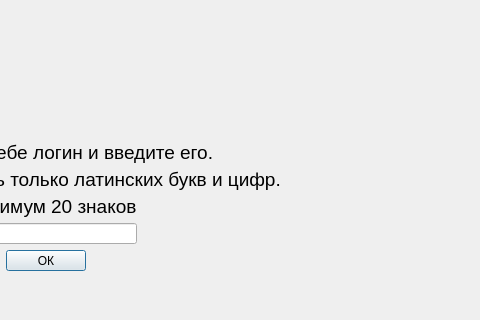
Old version of the form mainwindow.ui in the repository shm0nya/Lipilin-s-game; both pictures show x 371 to 851 and y 0 to 320 of the 851 by 428 pixel window.
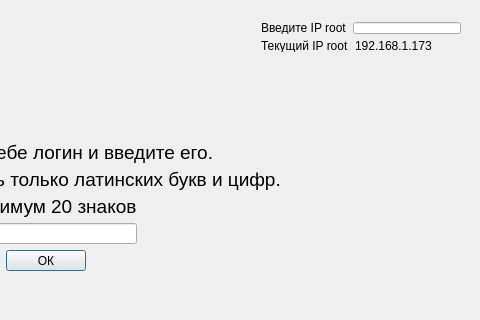
New version of the form.

```diff
--- a/mainwindow.ui
+++ b/mainwindow.ui
@@ -255,6 +255,63 @@
      </item>
     </layout>
    </widget>
+   <widget class="QWidget" name="">
+    <property name="geometry">
+     <rect>
+      <x>621</x>
+      <y>11</y>
+      <width>222</width>
+      <height>52</height>
+     </rect>
+    </property>
+    <layout class="QVBoxLayout" name="componate_ip_root_all">
+     <item>
+      <layout class="QHBoxLayout" name="componate_ip_root">
+       <item>
+        <widget class="QLabel" name="lbl_ip_root">
+         <property name="text">
+          <string>Введите IP root</string>
+         </property>
+        </widget>
+       </item>
+       <item>
+        <widget class="QLineEdit" name="edit_ip_root"/>
+       </item>
+      </layout>
+     </item>
+     <item>
+      <layout class="QHBoxLayout" name="componate_info_for_ip_root">
+       <item>
+        <widget class="QLabel" name="lbl_infor_now_use_ip_root">
+         <property name="text">
+          <string>Текущий IP root</string>
+         </property>
+        </widget>
+       </item>
+       <item>
+        <widget class="QLabel" name="lbl_now_use_ip_root">
+         <property name="text">
+          <string>192.168.1.173</string>
+         </property>
+        </widget>
+       </item>
+       <item>
+        <spacer name="horizontalSpacer_11">
+         <property name="orientation">
+          <enum>Qt::Horizontal</enum>
+         </property>
+         <property name="sizeHint" stdset="0">
+          <size>
+           <width>40</width>
+           <height>20</height>
+          </size>
+         </property>
+        </spacer>
+       </item>
+      </layout>
+     </item>
+    </layout>
+   </widget>
   </widget>
  </widget>
  <layoutdefault spacing="6" margin="11"/>
```
